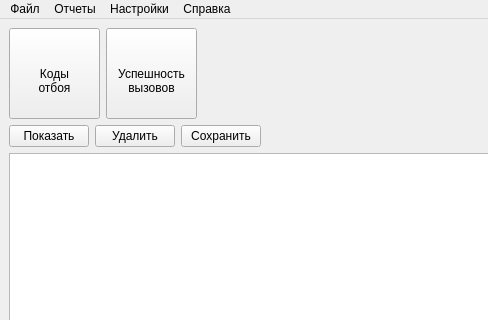
Before: the Qt Designer form mainwindow.ui in Genrikh302/MTA, drawn with Qt 5; both pictures show x 0 to 488 and y 0 to 320 of the 800 by 600 pixel window.
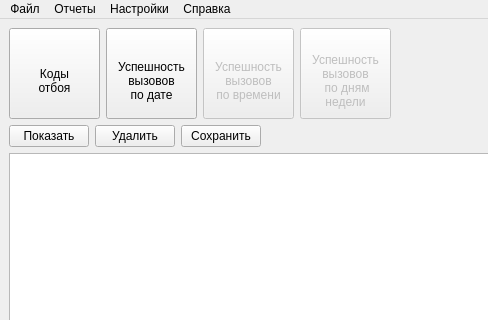
After: the same form once the commit is applied.

What changed in the file:
```diff
--- a/mainwindow.ui
+++ b/mainwindow.ui
@@ -76,7 +76,89 @@
         <property name="text">
          <string>
 Успешность 
-вызовов</string>
+вызовов
+по дате</string>
+        </property>
+        <property name="flat">
+         <bool>false</bool>
+        </property>
+       </widget>
+      </item>
+      <item>
+       <widget class="QPushButton" name="pushDrawSucessCallsTime">
+        <property name="enabled">
+         <bool>false</bool>
+        </property>
+        <property name="minimumSize">
+         <size>
+          <width>91</width>
+          <height>91</height>
+         </size>
+        </property>
+        <property name="maximumSize">
+         <size>
+          <width>91</width>
+          <height>91</height>
+         </size>
+        </property>
+        <property name="baseSize">
+         <size>
+          <width>91</width>
+          <height>91</height>
+         </size>
+        </property>
+        <property name="layoutDirection">
+         <enum>Qt::LeftToRight</enum>
+        </property>
+        <property name="autoFillBackground">
+         <bool>false</bool>
+        </property>
+        <property name="text">
+         <string>
+Успешность 
+вызовов
+по времени</string>
+        </property>
+        <property name="flat">
+         <bool>false</bool>
+        </property>
+       </widget>
+      </item>
+      <item>
+       <widget class="QPushButton" name="pushDrawSucessCallsWeekDay">
+        <property name="enabled">
+         <bool>false</bool>
+        </property>
+        <property name="minimumSize">
+         <size>
+          <width>91</width>
+          <height>91</height>
+         </size>
+        </property>
+        <property name="maximumSize">
+         <size>
+          <width>91</width>
+          <height>91</height>
+         </size>
+        </property>
+        <property name="baseSize">
+         <size>
+          <width>91</width>
+          <height>91</height>
+         </size>
+        </property>
+        <property name="layoutDirection">
+         <enum>Qt::LeftToRight</enum>
+        </property>
+        <property name="autoFillBackground">
+         <bool>false</bool>
+        </property>
+        <property name="text">
+         <string>
+Успешность 
+вызовов
+ по дням 
+недели</string>
         </property>
         <property name="flat">
          <bool>false</bool>
```
Left out of the diff: 28 changed lines with no effect on the pictures.
